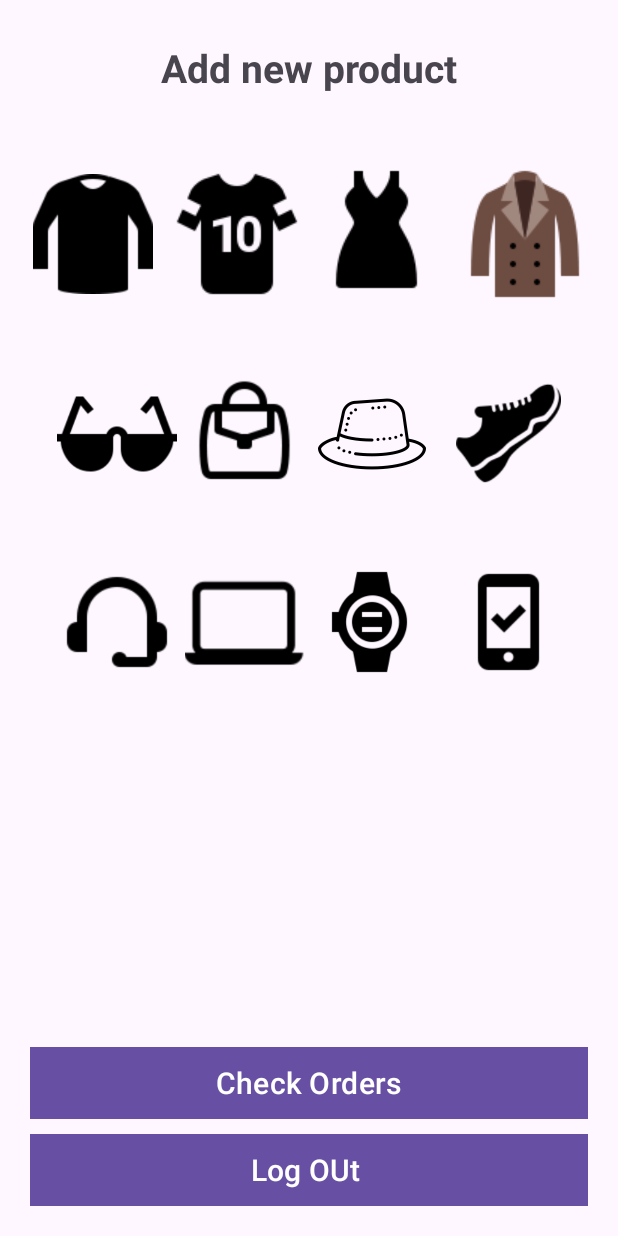
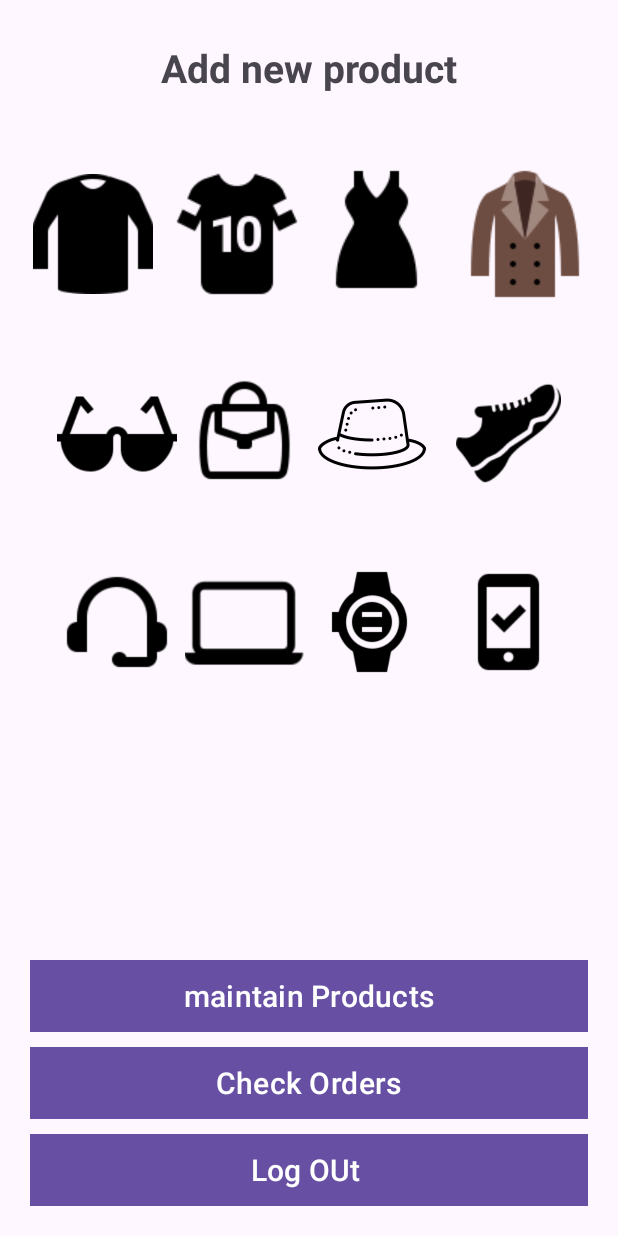
Before and after one commit to Tohamy20/ecommersapp, an Android app built with Jetpack Compose: the AdminCategoryActivity screen opened directly, with no data from a screen before it, on a phone screen of 412 x 824 dp. Run offline under Robolectric (Android 15) with nearby library versions, the phone set to English and light mode, and no system bars.

Commit message:
pushagainafter mahmoud after b2a admin log out orders done show orders content admin before apply

```diff
--- a/app/src/main/AndroidManifest.xml
+++ b/app/src/main/AndroidManifest.xml
@@ -18,6 +18,9 @@
         android:supportsRtl="true"
         android:theme="@style/Theme.Talabatend"
         tools:targetApi="31">
+        <activity
+            android:name=".AdminMaintainProductsActivity"
+            android:exported="false" />
         <activity
             android:name=".AdminUserProductsActivity"
             android:exported="false" />
--- a/app/src/main/java/com/example/talabatend/AdminCategoryActivity.java
+++ b/app/src/main/java/com/example/talabatend/AdminCategoryActivity.java
@@ -14,7 +14,7 @@ public class AdminCategoryActivity extends AppCompatActivity {
     private ImageView tshirts,sportsshirts,femaledresses,sweathers;
     private ImageView glasses,hatscaps,walletsbagspurses,shoes;
     private ImageView headphoneshandfree,laptops,watches,mobilephones;
-    private Button logoutbtn,checkorderbutton;
+    private Button logoutbtn,checkorderbutton,maintainproductbtn;
 
 
     @Override
@@ -24,6 +24,21 @@ public class AdminCategoryActivity extends AppCompatActivity {
 
         logoutbtn = (Button)findViewById(R.id.admin_logout_btn);
         checkorderbutton = (Button)findViewById(R.id.check_out_orders_btn);
+        maintainproductbtn = (Button)findViewById(R.id.maintain_products_btn);
+
+
+        maintainproductbtn.setOnClickListener(new View.OnClickListener() {
+            @Override
+            public void onClick(View v)
+            {
+                Intent intent = new Intent(AdminCategoryActivity.this,HomeActivity.class);
+                intent.putExtra("Admin","Admin");
+                startActivity(intent);
+
+
+
+            }
+        });
 
 
         logoutbtn.setOnClickListener(new View.OnClickListener() {
--- a/app/src/main/res/layout/activity_admin_category.xml
+++ b/app/src/main/res/layout/activity_admin_category.xml
@@ -156,6 +156,23 @@
 
     </LinearLayout>
     <Button
+        android:id="@+id/maintain_products_btn"
+        android:layout_width="match_parent"
+        android:layout_height="wrap_content"
+        android:layout_above="@id/check_out_orders_btn"
+        android:layout_marginLeft="20dp"
+        android:layout_marginRight="20dp"
+        android:layout_marginBottom="10dp"
+
+        android:background="@color/design_default_color_primary_dark"
+        android:text="maintain Products"
+        android:textColor="@color/white"
+        android:textSize="20dp"
+        android:textAllCaps="false"
+
+
+        />
+    <Button
         android:id="@+id/check_out_orders_btn"
         android:layout_width="match_parent"
         android:layout_height="wrap_content"
@@ -190,4 +207,5 @@
 
 
         />
+
 </RelativeLayout>
```
Also changed, not shown: app/src/main/java/com/example/talabatend/AdminMaintainProductsActivity.java (added, +32 -0 lines), app/src/main/java/com/example/talabatend/AdminNewOrdersActivity.java (+53 -1 lines), app/src/main/java/com/example/talabatend/HomeActivity.java (+34 -5 lines), app/src/main/res/layout/activity_admin_maintain_products.xml (added, +98 -0 lines).
